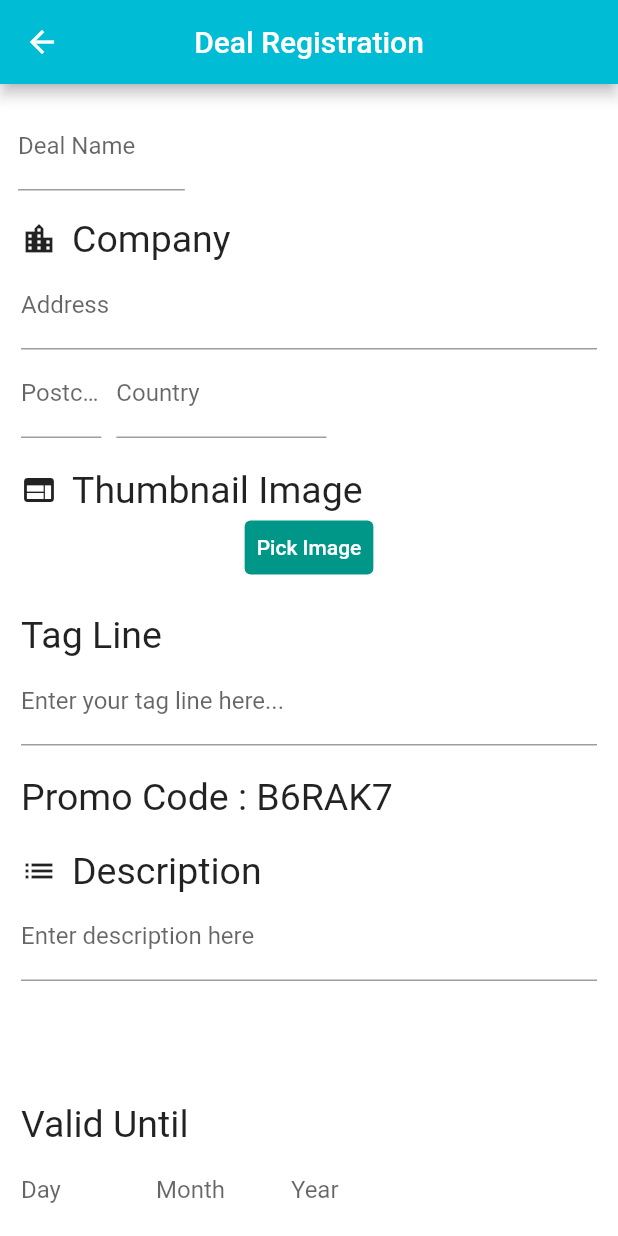
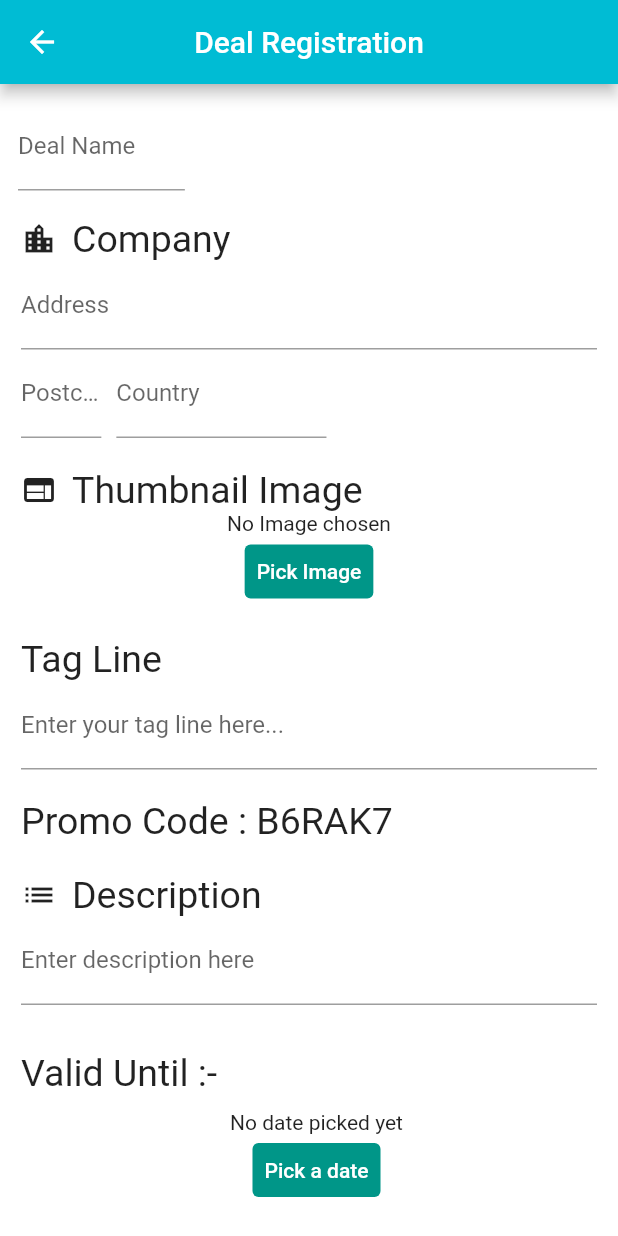
Before and after one commit to AzriAzlan/DealShare, a Flutter app: the DealRegistration screen opened directly, on a phone screen of 412 x 824 dp. Run offline on Flutter 3.47's test engine with Material 2 defaults, Android fonts, the light colour scheme and no system bars; our stand-ins replace cloud_firestore, cool_alert, firebase_auth, firebase_core, firebase_dynamic_links, firebase_storage and 5 more; missing offline and left inert: country_list_pick, flutter_facebook_auth, giffy_dialog; accounts and stored records are empty.

Commit message:
deal registration validation

```diff
--- a/lib/screens/deal_registration_screen.dart
+++ b/lib/screens/deal_registration_screen.dart
@@ -9,6 +9,7 @@ import 'package:firebase_storage/firebase_storage.dart';
 import 'package:cloud_firestore/cloud_firestore.dart';
 import 'dart:math';
 import 'package:dealshare/services/dealData.dart';
+import 'package:intl/intl.dart';
 
 import '../services/loading.dart';
 
@@ -19,6 +20,7 @@ String postCode = "";
 String address = "";
 String dealName = "";
 String promoCode = "";
+String date = "";
 String year = "";
 String day = "";
 String month = "";
@@ -34,8 +36,13 @@ class DealRegistration extends StatefulWidget {
 
 class _DealRegistration extends State<DealRegistration> {
   File savedImage;
+  final _formKey = GlobalKey<FormState>();
+  DateTime _dateTime;
+  String chosenDate;
   File _imageFile;
   bool loading = false;
+  bool hasImage = false;
+  bool hasDate = false;
   final _dealNameController = TextEditingController();
   final _addressController = TextEditingController();
   final _postCodeController = TextEditingController();
@@ -55,6 +62,7 @@ class _DealRegistration extends State<DealRegistration> {
     );
     setState(() {
       _imageFile = File(pickedFile.path);
+      hasImage = true;
     });
   }
 
@@ -78,7 +86,7 @@ class _DealRegistration extends State<DealRegistration> {
     fileName = basename(_imageFile.path);
     final destination = fileName;
     await uploadFile(destination, _imageFile, dealName, address, postCode,
-        country, tagLine, promoCode, day, month, year, description);
+        country, tagLine, promoCode, chosenDate, description);
 
     Navigator.pushReplacement(
       context,
@@ -101,9 +109,7 @@ class _DealRegistration extends State<DealRegistration> {
       String country,
       String tagLine,
       String promoCode,
-      String day,
-      String month,
-      String year,
+      String chosenDate,
       String description) async {
     TaskSnapshot snapshot =
         await storage.ref().child(destination).putFile(file);
@@ -127,7 +133,7 @@ class _DealRegistration extends State<DealRegistration> {
       "Image": downloadUrl,
       "deal_id": counter + 1,
       "PromoCode": promoCode.toUpperCase(),
-      "ValidDate": day + "/" + month + "/" + year,
+      "ValidDate": chosenDate,
       "Description": description
     };
 
@@ -158,6 +164,8 @@ class _DealRegistration extends State<DealRegistration> {
               body: Padding(
                 padding: const EdgeInsets.all(4.0),
                 child: SingleChildScrollView(
+                  child: Form(
+                    key: _formKey,
                     child: Column(
                       children: [
                         Row(
@@ -170,7 +178,13 @@ class _DealRegistration extends State<DealRegistration> {
                                   padding: const EdgeInsets.all(8.0),
                                   child: SizedBox(
                                     width: 27 * SizeConfig.widthMultiplier,
-                            child: TextField(
+                                    child: TextFormField(
+                                      validator: (value) {
+                                        if (value == null || value.isEmpty) {
+                                          return 'Please enter text';
+                                        }
+                                        return null;
+                                      },
                                       controller: _dealNameController,
                                       decoration: InputDecoration(
                                         labelText: "Deal Name",
@@ -200,7 +214,13 @@ class _DealRegistration extends State<DealRegistration> {
                         ),
                         Padding(
                           padding: const EdgeInsets.only(left: 10, right: 10),
-                  child: TextField(
+                          child: TextFormField(
+                            validator: (value) {
+                              if (value == null || value.isEmpty) {
+                                return 'Please enter text';
+                              }
+                              return null;
+                            },
                             controller: _addressController,
                             decoration: InputDecoration(
                               labelText: "Address",
@@ -210,10 +230,17 @@ class _DealRegistration extends State<DealRegistration> {
                         Row(
                           children: [
                             Padding(
-                      padding: const EdgeInsets.only(left: 10, right: 10),
+                              padding:
+                                  const EdgeInsets.only(left: 10, right: 10),
                               child: SizedBox(
                                 width: 13 * SizeConfig.widthMultiplier,
-                        child: TextField(
+                                child: TextFormField(
+                                  validator: (value) {
+                                    if (value == null || value.isEmpty) {
+                                      return 'Please enter text';
+                                    }
+                                    return null;
+                                  },
                                   controller: _postCodeController,
                                   decoration: InputDecoration(
                                     labelText: "Postcode",
@@ -223,7 +250,13 @@ class _DealRegistration extends State<DealRegistration> {
                             ),
                             SizedBox(
                               width: 34 * SizeConfig.widthMultiplier,
-                      child: TextField(
+                              child: TextFormField(
+                                validator: (value) {
+                                  if (value == null || value.isEmpty) {
+                                    return 'Please enter text';
+                                  }
+                                  return null;
+                                },
                                 controller: _countryController,
                                 decoration: InputDecoration(
                                   labelText: "Country",
@@ -256,7 +289,10 @@ class _DealRegistration extends State<DealRegistration> {
                                     width: 450,
                                     height: 400,
                                   )
-                        : TextButton(
+                                : Column(
+                                  children: [
+                                    Text('No Image chosen'),
+                                    TextButton(
                                         child: Text('Pick Image'),
                                         style: TextButton.styleFrom(
                                           primary: Colors.white,
@@ -264,6 +300,8 @@ class _DealRegistration extends State<DealRegistration> {
                                           onSurface: Colors.grey,
                                         ),
                                         onPressed: _openGallery,
+                                      )
+                                  ],
                                 )),
                         Padding(
                           padding: const EdgeInsets.only(top: 20, left: 10),
@@ -278,7 +316,13 @@ class _DealRegistration extends State<DealRegistration> {
                         ),
                         Padding(
                           padding: const EdgeInsets.only(left: 10, right: 10),
-                  child: TextField(
+                          child: TextFormField(
+                            validator: (value) {
+                              if (value == null || value.isEmpty) {
+                                return 'Please enter text';
+                              }
+                              return null;
+                            },
                             controller: _tagLineController,
                             decoration: InputDecoration(
                               labelText: "Enter your tag line here...",
@@ -319,8 +363,14 @@ class _DealRegistration extends State<DealRegistration> {
                         Padding(
                           padding: const EdgeInsets.only(left: 10, right: 10),
                           child: SizedBox(
-                    height: 120,
+                            height: 70,
                             child: TextFormField(
+                              validator: (value) {
+                                if (value == null || value.isEmpty) {
+                                  return 'Please enter text';
+                                }
+                                return null;
+                              },
                               controller: _descriptionController,
                               keyboardType: TextInputType.multiline,
                               maxLines: null,
@@ -335,62 +385,62 @@ class _DealRegistration extends State<DealRegistration> {
                           child: Row(
                             children: [
                               Text(
-                        "Valid Until",
+                                "Valid Until :-",
                                 style: TextStyle(fontSize: 25),
                               ),
                             ],
                           ),
                         ),
-                Row(
+                        Padding(
+                          padding: const EdgeInsets.only(
+                              top: 10, left: 10, bottom: 20),
+                          child: Column(
                             children: [
-                    Padding(
-                      padding: const EdgeInsets.only(left: 10, right: 10),
-                      child: SizedBox(
-                        width: 70,
-                        child: TextField(
-                          controller: _dayController,
-                          decoration: InputDecoration(
-                            labelText: "Day",
+                              Text(chosenDate == null
+                                  ? 'No date picked yet'
+                                  : chosenDate.toString()),
+                              TextButton(
+                                  child: Text('Pick a date'),
+                                  style: TextButton.styleFrom(
+                                    primary: Colors.white,
+                                    backgroundColor: Colors.teal,
+                                    onSurface: Colors.grey,
                                   ),
+                                  onPressed: () {
+                                    showDatePicker(
+                                            context: context,
+                                            initialDate: DateTime.now(),
+                                            firstDate: DateTime.now(),
+                                            lastDate: DateTime(2030))
+                                        .then((date) {
+                                      setState(() {
+                                        _dateTime = date;
+                                        chosenDate = DateFormat("yyyy-MM-dd")
+                                            .format(date);
+                                        hasDate = true;
+                                      });
+                                    });
+                                  })
+                            ],
                           ),
-                      ),
-                    ),
-                    Padding(
-                      padding: const EdgeInsets.only(left: 10, right: 10),
-                      child: SizedBox(
-                        width: 70,
-                        child: TextField(
-                          controller: _monthController,
-                          decoration: InputDecoration(
-                            labelText: "Month",
-                          ),
-                        ),
-                      ),
-                    ),
-                    Padding(
-                      padding: const EdgeInsets.only(left: 10, right: 10),
-                      child: SizedBox(
-                        width: 120,
-                        child: TextField(
-                          controller: _yearController,
-                          decoration: InputDecoration(
-                            labelText: "Year",
-                          ),
-                        ),
-                      ),
-                    ),
-                  ],
                         ),
                         Padding(
                           padding: const EdgeInsets.all(8),
                           child: TextButton(
+                            style: TextButton.styleFrom(
+                              primary: Colors.white,
+                              backgroundColor: Colors.blue,
+                              onSurface: Colors.grey,
+                            ),
                             child: Text(
                               "Upload",
                               style: TextStyle(fontSize: 30),
                             ),
                             onPressed: () {
+                              if (_formKey.currentState.validate() == true && hasDate == true && hasImage == true) {
                                 setState(() => loading = true);
                                 uploadImageToFirebase(context);
+                              }
                             },
                           ),
                         ),
@@ -399,6 +449,7 @@ class _DealRegistration extends State<DealRegistration> {
                   ),
                 ),
               ),
+            ),
           );
   }
 }
--- a/lib/screens/home_screen.dart
+++ b/lib/screens/home_screen.dart
@@ -159,7 +159,7 @@ class _HomeScreenState extends State<HomeScreen> {
                           Padding(
                             padding: EdgeInsets.only(top:1.5*SizeConfig.heightMultiplier),
                             child: Text(
-                              "Featured Deals",
+                              "Local Deals",
                               style: TextStyle(
                                   color: Colors.white,
                                   fontWeight: FontWeight.bold,
--- a/lib/widgets/deal_tile.dart
+++ b/lib/widgets/deal_tile.dart
@@ -33,7 +33,7 @@ class _DealTileState extends State<DealTile> {
   void fetchData(){
     FirebaseFirestore.instance
         .collection("Deals")
-        .where("deal_id",isGreaterThan: 5)
+        .where("Country",isEqualTo: "MY")
         .get()
         .then((QuerySnapshot querySnapshot) {
       querySnapshot.docs.forEach((DocumentSnapshot doc) {
```
Also changed, not shown: lib/widgets/deals.dart (+9 -4 lines). Lines whose indentation alone changed are shown as unchanged.
